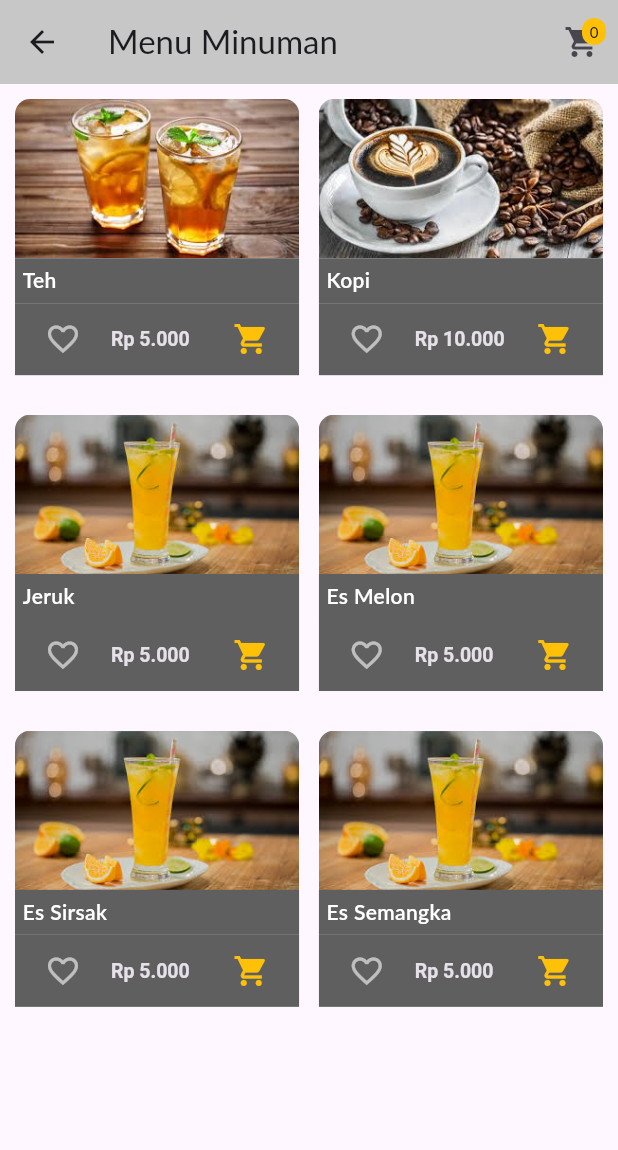
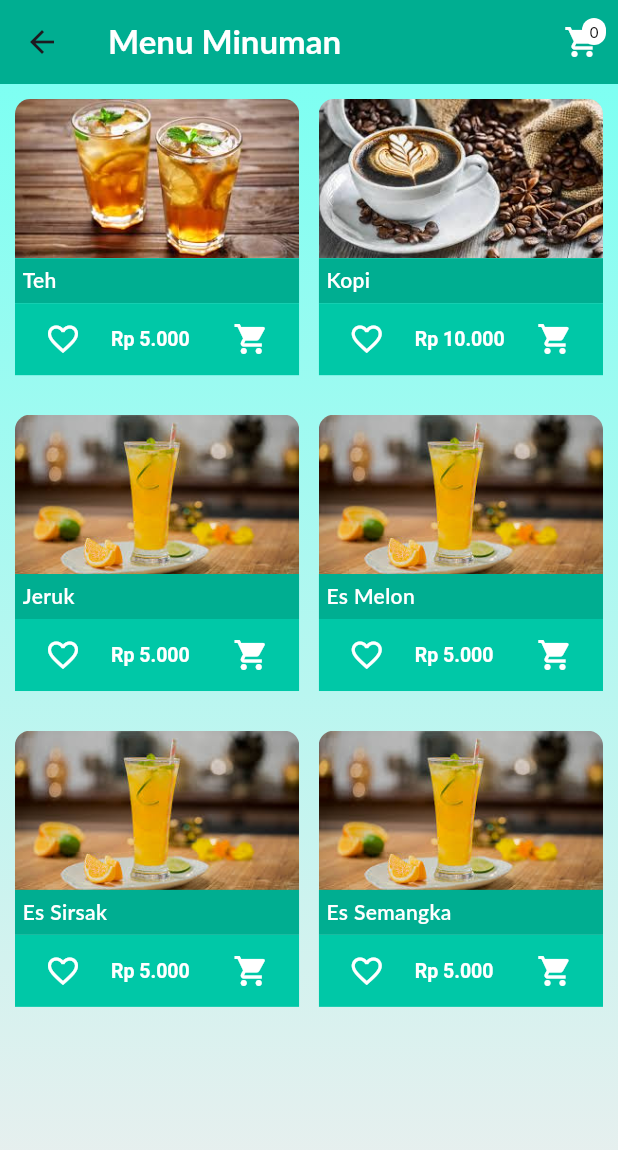
Before and after one commit to Ikhvan3/project-pemesanan-rumah-makan, a Flutter app: the MinumanOverviewScreen screen opened by its route, on a phone screen of 412 x 824 dp. Shown: the top 1150 px of the screen. Run offline on Flutter 3.47's test engine with Material 3 defaults, Android fonts, the phone set to English and light mode, and no system bars; our stand-ins replace flutter_login, shared_preferences; accounts and stored records are empty; Roboto replaces fonts that are missing (Lato).

Commit message:
styling menu dan detail

```diff
--- a/menu_makanan/lib/main.dart
+++ b/menu_makanan/lib/main.dart
@@ -43,7 +43,7 @@ class MyApp extends StatelessWidget {
           title: 'MyShop',
           theme: ThemeData(
             primarySwatch: Colors.indigo,
-            hintColor: Colors.amber,
+            hintColor: Color.fromARGB(255, 255, 255, 255),
             fontFamily: 'Lato',
           ),
           home: auth.isAuthe
--- a/menu_makanan/lib/screens/minuman_screen/minuman_overview_screen.dart
+++ b/menu_makanan/lib/screens/minuman_screen/minuman_overview_screen.dart
@@ -29,8 +29,14 @@ class _MinumanOverviewScreenState extends State<MinumanOverviewScreen> {
   Widget build(BuildContext context) {
     return Scaffold(
       appBar: AppBar(
-        title: Text('Menu Minuman'),
-        backgroundColor: const Color.fromARGB(255, 199, 199, 199),
+        title: Text(
+          'Menu Minuman',
+          style: TextStyle(
+            fontWeight: FontWeight.bold,
+            color: Color.fromARGB(255, 255, 255, 255),
+          ),
+        ),
+        backgroundColor: Color.fromARGB(255, 0, 174, 145),
         actions: [
           Consumer<Cart>(
             builder: (context, value, ch) {
@@ -45,12 +51,21 @@ class _MinumanOverviewScreenState extends State<MinumanOverviewScreen> {
                   CartScreen.routeName,
                 );
               },
-              icon: Icon(Icons.shopping_cart),
+              icon: Icon(color: Colors.white, Icons.shopping_cart),
             ),
           ),
         ],
       ),
-      body: MinumanGrid(),
+      body: Container(
+          decoration: BoxDecoration(
+              gradient: LinearGradient(
+                  begin: Alignment.topCenter,
+                  end: Alignment.bottomCenter,
+                  colors: [
+                Color.fromARGB(255, 126, 255, 242),
+                Color.fromARGB(255, 238, 238, 238),
+              ])),
+          child: MinumanGrid()),
     );
   }
 }
--- a/menu_makanan/lib/widgets/badge.dart
+++ b/menu_makanan/lib/widgets/badge.dart
@@ -36,7 +36,7 @@ class BadgeW extends StatelessWidget {
               textAlign: TextAlign.center,
               style: TextStyle(
                 fontSize: 10,
-                color: Colors.black,
+                color: Color.fromARGB(255, 0, 0, 0),
               ),
             ),
           ),
--- a/menu_makanan/lib/widgets/widgets_minuman/minuman_item.dart
+++ b/menu_makanan/lib/widgets/widgets_minuman/minuman_item.dart
@@ -33,20 +33,20 @@ class MinumanItem extends StatelessWidget {
               Container(
                   padding: EdgeInsets.all(5),
                   width: 200,
-                  color: Color.fromARGB(255, 95, 95, 95),
+                  color: Color.fromARGB(255, 0, 174, 145),
                   child: Text(
                     product.name.toString(),
                     style: TextStyle(
                         color: Colors.white, fontWeight: FontWeight.w600),
                   )),
               GridTileBar(
-                backgroundColor: Color.fromARGB(255, 95, 95, 95),
+                backgroundColor: Color.fromARGB(255, 0, 200, 167),
                 leading: Consumer<DaftarMinuman>(
                   builder: (context, productData, child) => IconButton(
                     icon: (productData.isFavorite)
                         ? Icon(Icons.favorite)
                         : Icon(Icons.favorite_border_outlined),
-                    color: Theme.of(context).hintColor,
+                    color: Colors.white,
                     onPressed: () {
                       productData.statusFav();
                     },
@@ -54,7 +54,10 @@ class MinumanItem extends StatelessWidget {
                 ),
                 title: Text(
                   "\Rp ${cart.formatHarga(product.price!)}",
-                  style: TextStyle(fontSize: 13, fontWeight: FontWeight.w600),
+                  style: TextStyle(
+                      fontSize: 13,
+                      fontWeight: FontWeight.w600,
+                      color: Colors.white),
                 ),
                 trailing: IconButton(
                   icon: Icon(
```
Also changed, not shown: menu_makanan/lib/screens/makanan_screen/makanan_detail_screen.dart (+19 -3 lines), menu_makanan/lib/screens/makanan_screen/makanan_overview_screen.dart (+18 -4 lines), menu_makanan/lib/screens/minuman_screen/minuman_detail_screen.dart (+19 -3 lines), menu_makanan/lib/widgets/widgets_makanan/makanan_item.dart (+9 -5 lines).
